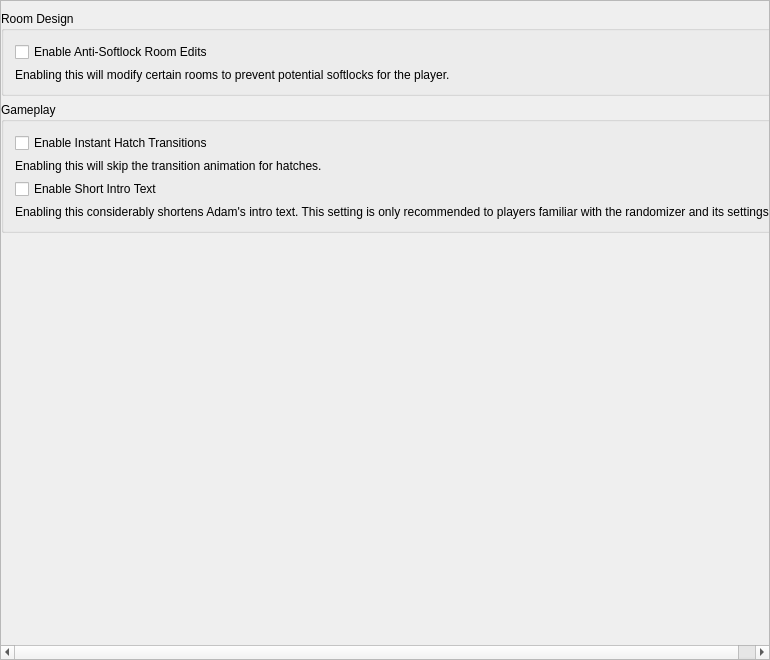
The window that randovania/games/fusion/gui/ui_files/preset_fusion_patches.ui (randovania/randovania) describes before a commit, drawn with Qt 5.
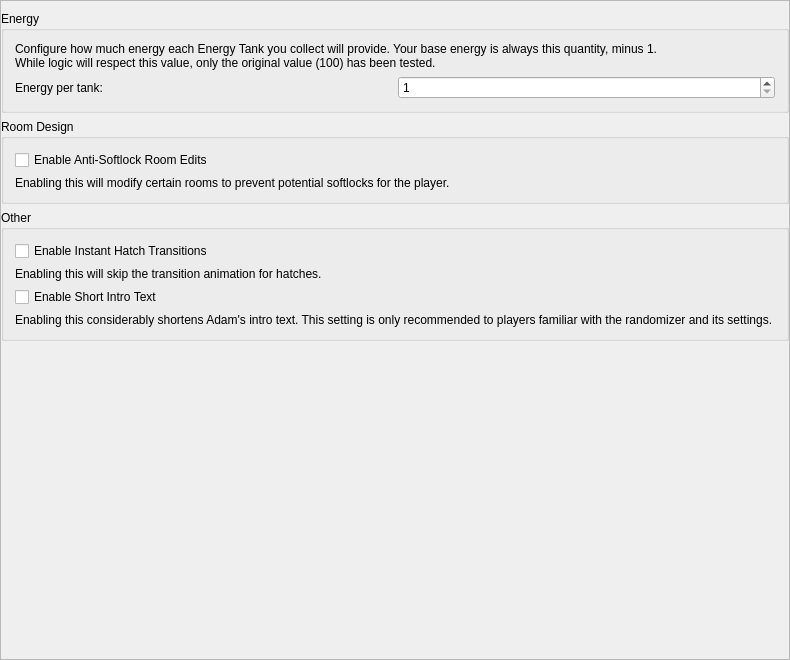
The same window after the commit.

Diff of the .ui file:
```diff
--- a/randovania/games/fusion/gui/ui_files/preset_fusion_patches.ui
+++ b/randovania/games/fusion/gui/ui_files/preset_fusion_patches.ui
@@ -6,7 +6,7 @@
    <rect>
     <x>0</x>
     <y>0</y>
-    <width>770</width>
+    <width>790</width>
     <height>660</height>
    </rect>
   </property>
@@ -43,10 +43,16 @@
         <rect>
          <x>0</x>
          <y>0</y>
-         <width>779</width>
-         <height>644</height>
+         <width>788</width>
+         <height>658</height>
         </rect>
        </property>
+       <property name="sizePolicy">
+        <sizepolicy hsizetype="Ignored" vsizetype="Preferred">
+         <horstretch>0</horstretch>
+         <verstretch>0</verstretch>
+        </sizepolicy>
+       </property>
        <layout class="QVBoxLayout" name="scroll_layout">
         <property name="leftMargin">
          <number>0</number>
@@ -76,6 +82,62 @@
           </property>
          </spacer>
         </item>
+        <item>
+         <widget class="QGroupBox" name="energy_group">
+          <property name="title">
+           <string>Energy</string>
+          </property>
+          <layout class="QVBoxLayout" name="verticalLayout_2">
+           <item>
+            <widget class="QLabel" name="etank_description_label">
+             <property name="sizePolicy">
+              <sizepolicy hsizetype="Preferred" vsizetype="Preferred">
+               <horstretch>0</horstretch>
+               <verstretch>0</verstretch>
+              </sizepolicy>
+             </property>
+             <property name="text">
+              <string>Configure how much energy each Energy Tank you collect will provide. Your base energy is always this quantity, minus 1.
+While logic will respect this value, only the original value (100) has been tested.</string>
+             </property>
+            </widget>
+           </item>
+           <item>
+            <layout class="QHBoxLayout" name="etank_layout">
+             <property name="topMargin">
+              <number>0</number>
+             </property>
+             <item>
+              <widget class="QLabel" name="etank_capacity_label">
+               <property name="text">
+                <string>Energy per tank:</string>
+               </property>
+               <property name="alignment">
+                <set>Qt::AlignLeading|Qt::AlignLeft|Qt::AlignVCenter</set>
+               </property>
+              </widget>
+             </item>
+             <item>
+              <widget class="QSpinBox" name="etank_capacity_spin_box">
+               <property name="sizePolicy">
+                <sizepolicy hsizetype="Minimum" vsizetype="Fixed">
+                 <horstretch>0</horstretch>
+                 <verstretch>0</verstretch>
+                </sizepolicy>
+               </property>
+               <property name="minimum">
+                <number>1</number>
+               </property>
+               <property name="maximum">
+                <number>1000</number>
+               </property>
+              </widget>
+             </item>
+            </layout>
+           </item>
+          </layout>
+         </widget>
+        </item>
         <item>
          <widget class="QGroupBox" name="room_group">
           <property name="title">
@@ -102,7 +164,7 @@
         <item>
          <widget class="QGroupBox" name="gameplay_group">
           <property name="title">
-           <string>Gameplay</string>
+           <string>Other</string>
           </property>
           <layout class="QVBoxLayout" name="instant_transitions_layout">
            <item>
```
Left out of the diff: 2 changed lines with no effect on the pictures.
